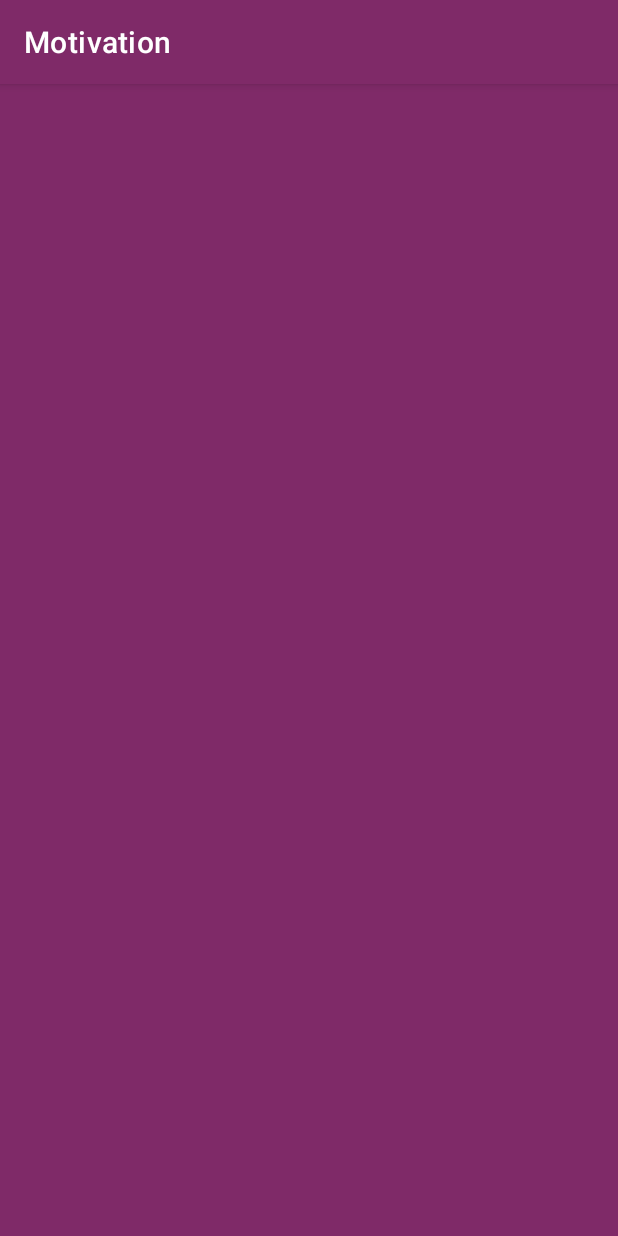
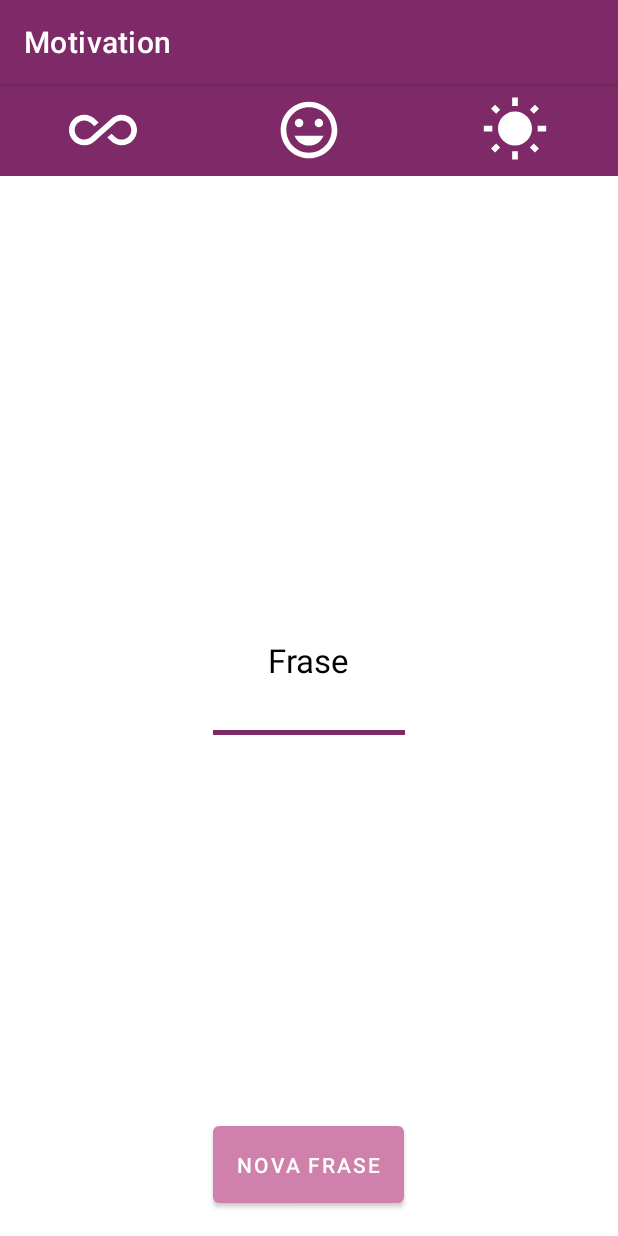
Before and after one commit to LuisMoleroOliveira/App-Motivation, an Android app: the MainActivity screen opened directly, with no data from a screen before it, on a phone screen of 412 x 824 dp. Before the commit the screen is almost empty. Run offline under Robolectric (Android 15) with nearby library versions, the phone set to English and light mode, and no system bars.

Commit message:
Main Activity

```diff
--- a/app/src/main/AndroidManifest.xml
+++ b/app/src/main/AndroidManifest.xml
@@ -4,12 +4,12 @@
 
     <application
         android:allowBackup="true"
+        android:fullBackupContent="true"
         android:icon="@mipmap/ic_launcher"
         android:label="@string/app_name"
         android:roundIcon="@mipmap/ic_launcher_round"
         android:supportsRtl="true"
-        android:theme="@style/Theme.Motivation"
-        android:fullBackupContent="true">
+        android:theme="@style/Theme.Motivation">
         <activity
             android:name=".ui.SplashActivity"
             android:exported="true">
--- /dev/null
+++ b/app/src/main/res/drawable/ic_all.xml
@@ -0,0 +1,10 @@
+<vector xmlns:android="http://schemas.android.com/apk/res/android"
+    android:width="24dp"
+    android:height="24dp"
+    android:viewportWidth="24"
+    android:viewportHeight="24"
+    android:tint="?attr/colorControlNormal">
+  <path
+      android:fillColor="@android:color/white"
+      android:pathData="M18.6,6.62c-1.44,0 -2.8,0.56 -3.77,1.53L12,10.66 10.48,12h0.01L7.8,14.39c-0.64,0.64 -1.49,0.99 -2.4,0.99 -1.87,0 -3.39,-1.51 -3.39,-3.38S3.53,8.62 5.4,8.62c0.91,0 1.76,0.35 2.44,1.03l1.13,1 1.51,-1.34L9.22,8.2C8.2,7.18 6.84,6.62 5.4,6.62 2.42,6.62 0,9.04 0,12s2.42,5.38 5.4,5.38c1.44,0 2.8,-0.56 3.77,-1.53l2.83,-2.5 0.01,0.01L13.52,12h-0.01l2.69,-2.39c0.64,-0.64 1.49,-0.99 2.4,-0.99 1.87,0 3.39,1.51 3.39,3.38s-1.52,3.38 -3.39,3.38c-0.9,0 -1.76,-0.35 -2.44,-1.03l-1.14,-1.01 -1.51,1.34 1.27,1.12c1.02,1.01 2.37,1.57 3.82,1.57 2.98,0 5.4,-2.41 5.4,-5.38s-2.42,-5.37 -5.4,-5.37z"/>
+</vector>
--- /dev/null
+++ b/app/src/main/res/drawable/ic_happy.xml
@@ -0,0 +1,10 @@
+<vector xmlns:android="http://schemas.android.com/apk/res/android"
+    android:width="24dp"
+    android:height="24dp"
+    android:viewportWidth="24"
+    android:viewportHeight="24"
+    android:tint="?attr/colorControlNormal">
+  <path
+      android:fillColor="@android:color/white"
+      android:pathData="M11.99,2C6.47,2 2,6.48 2,12s4.47,10 9.99,10C17.52,22 22,17.52 22,12S17.52,2 11.99,2zM12,20c-4.42,0 -8,-3.58 -8,-8s3.58,-8 8,-8 8,3.58 8,8 -3.58,8 -8,8zM15.5,11c0.83,0 1.5,-0.67 1.5,-1.5S16.33,8 15.5,8 14,8.67 14,9.5s0.67,1.5 1.5,1.5zM8.5,11c0.83,0 1.5,-0.67 1.5,-1.5S9.33,8 8.5,8 7,8.67 7,9.5 7.67,11 8.5,11zM12,17.5c2.33,0 4.31,-1.46 5.11,-3.5L6.89,14c0.8,2.04 2.78,3.5 5.11,3.5z"/>
+</vector>
--- /dev/null
+++ b/app/src/main/res/drawable/ic_sun.xml
@@ -0,0 +1,10 @@
+<vector xmlns:android="http://schemas.android.com/apk/res/android"
+    android:width="24dp"
+    android:height="24dp"
+    android:viewportWidth="24"
+    android:viewportHeight="24"
+    android:tint="?attr/colorControlNormal">
+  <path
+      android:fillColor="@android:color/white"
+      android:pathData="M6.76,4.84l-1.8,-1.79 -1.41,1.41 1.79,1.79 1.42,-1.41zM4,10.5L1,10.5v2h3v-2zM13,0.55h-2L11,3.5h2L13,0.55zM20.45,4.46l-1.41,-1.41 -1.79,1.79 1.41,1.41 1.79,-1.79zM17.24,18.16l1.79,1.8 1.41,-1.41 -1.8,-1.79 -1.4,1.4zM20,10.5v2h3v-2h-3zM12,5.5c-3.31,0 -6,2.69 -6,6s2.69,6 6,6 6,-2.69 6,-6 -2.69,-6 -6,-6zM11,22.45h2L13,19.5h-2v2.95zM3.55,18.54l1.41,1.41 1.79,-1.8 -1.41,-1.41 -1.79,1.8z"/>
+</vector>
--- a/app/src/main/res/layout/activity_main.xml
+++ b/app/src/main/res/layout/activity_main.xml
@@ -1,22 +1,85 @@
 <?xml version="1.0" encoding="utf-8"?>
-<androidx.constraintlayout.widget.ConstraintLayout xmlns:android="http://schemas.android.com/apk/res/android"
+<RelativeLayout xmlns:android="http://schemas.android.com/apk/res/android"
     xmlns:app="http://schemas.android.com/apk/res-auto"
     xmlns:tools="http://schemas.android.com/tools"
     android:layout_width="match_parent"
     android:layout_height="match_parent"
+    android:background="@color/white"
     tools:context=".ui.MainActivity">
+
+    <LinearLayout
+        android:id="@+id/linearMenu"
+        android:layout_width="match_parent"
+        android:layout_height="wrap_content"
+        android:orientation="horizontal">
+
+        <ImageView
+            android:id="@+id/imageAll"
+            android:layout_width="0dp"
+            android:layout_height="45dp"
+            android:layout_margin="8dp"
+            android:layout_weight="1"
+            android:src="@drawable/ic_all"
+            app:tint="@color/white" />
+
+        <ImageView
+            android:id="@+id/imageHappy"
+            android:layout_width="0dp"
+            android:layout_height="45dp"
+            android:layout_margin="8dp"
+            android:layout_weight="1"
+            android:src="@drawable/ic_happy"
+            app:tint="@color/white" />
+
+        <ImageView
+            android:id="@+id/imageMorning"
+            android:layout_width="0dp"
+            android:layout_height="45dp"
+            android:layout_margin="8dp"
+            android:layout_weight="1"
+            android:src="@drawable/ic_sun"
+            app:tint="@color/white" />
+
+    </LinearLayout>
 
     <TextView
         android:id="@+id/textName"
         android:layout_width="wrap_content"
         android:layout_height="wrap_content"
+        android:layout_below="@+id/linearMenu"
+        android:layout_centerHorizontal="true"
+        android:layout_marginTop="32dp"
         android:text="Hello World"
-        app:layout_constraintBottom_toBottomOf="parent"
-        app:layout_constraintLeft_toLeftOf="parent"
-        app:layout_constraintRight_toRightOf="parent"
-        app:layout_constraintTop_toTopOf="parent">
+        android:textSize="18sp"
+        android:background="@color/white"
+        android:textColor="@color/black"/>
 
-    </TextView>
+    <TextView
+        android:id="@+id/textPhrase"
+        android:layout_width="wrap_content"
+        android:layout_height="wrap_content"
+        android:layout_centerInParent="true"
+        android:layout_marginTop="32dp"
+        android:background="@color/white"
+        android:text="Frase"
+        android:textColor="@color/black"
+        android:textSize="22sp" />
+    <View
+        android:id="@+id/viewPhrase"
+        android:layout_width="128dp"
+        android:layout_height="3dp"
+        android:layout_marginTop="32dp"
+        android:layout_below="@+id/textPhrase"
+        android:layout_centerHorizontal="true"/>
 
+    <Button
+        android:id="@+id/buttonNewPhrase"
+        android:layout_width="wrap_content"
+        android:layout_height="wrap_content"
+        android:layout_alignParentBottom="true"
+        android:layout_centerHorizontal="true"
+        android:layout_marginBottom="16dp"
+        android:padding="16dp"
+        android:text="Nova Frase" />
 
-</androidx.constraintlayout.widget.ConstraintLayout>
+</RelativeLayout>
--- a/app/src/main/res/values-night/themes.xml
+++ b/app/src/main/res/values-night/themes.xml
@@ -16,4 +16,5 @@
         <item name="android:textColorHint">@color/white</item>
         <!-- Customize your theme here. -->
     </style>
+
 </resources>
--- a/app/src/main/res/values/themes.xml
+++ b/app/src/main/res/values/themes.xml
@@ -14,7 +14,7 @@
         <item name="android:background">@color/colorPrimary</item>
         <item name="android:textColor">@color/white</item>
         <item name="android:textColorHint">@color/white</item>
-
         <!-- Customize your theme here. -->
     </style>
+
 </resources>
```
